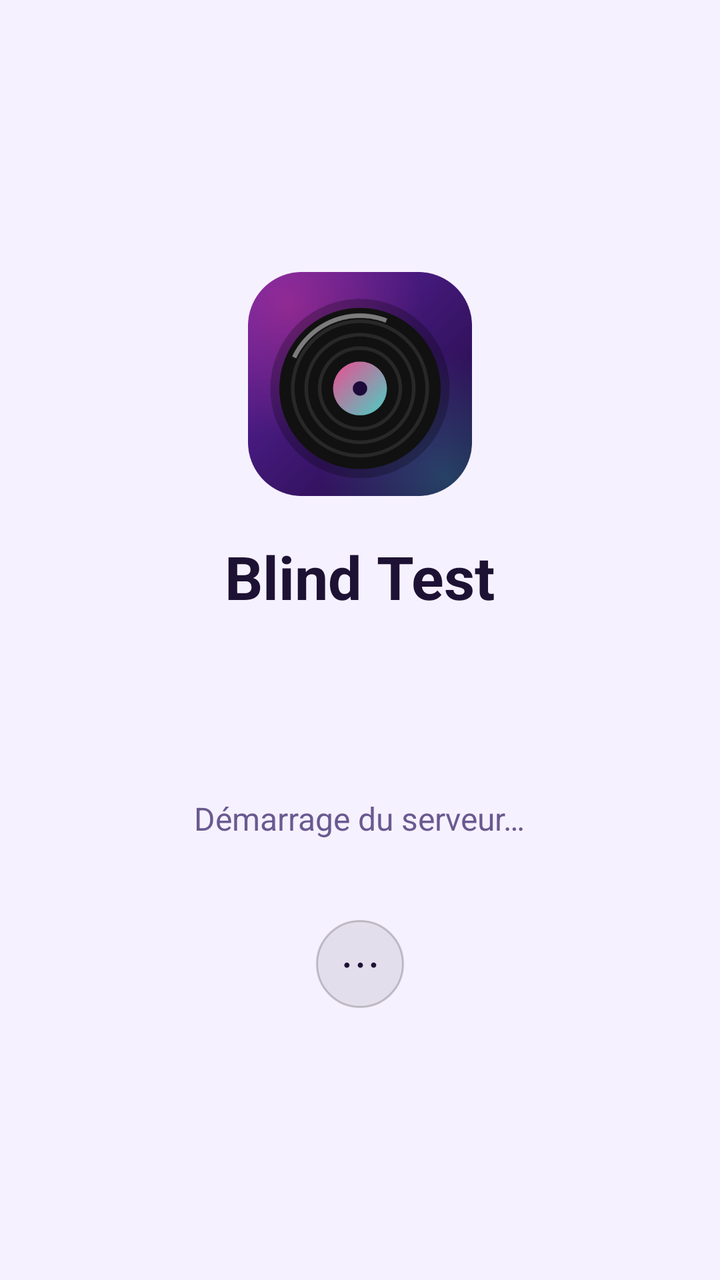
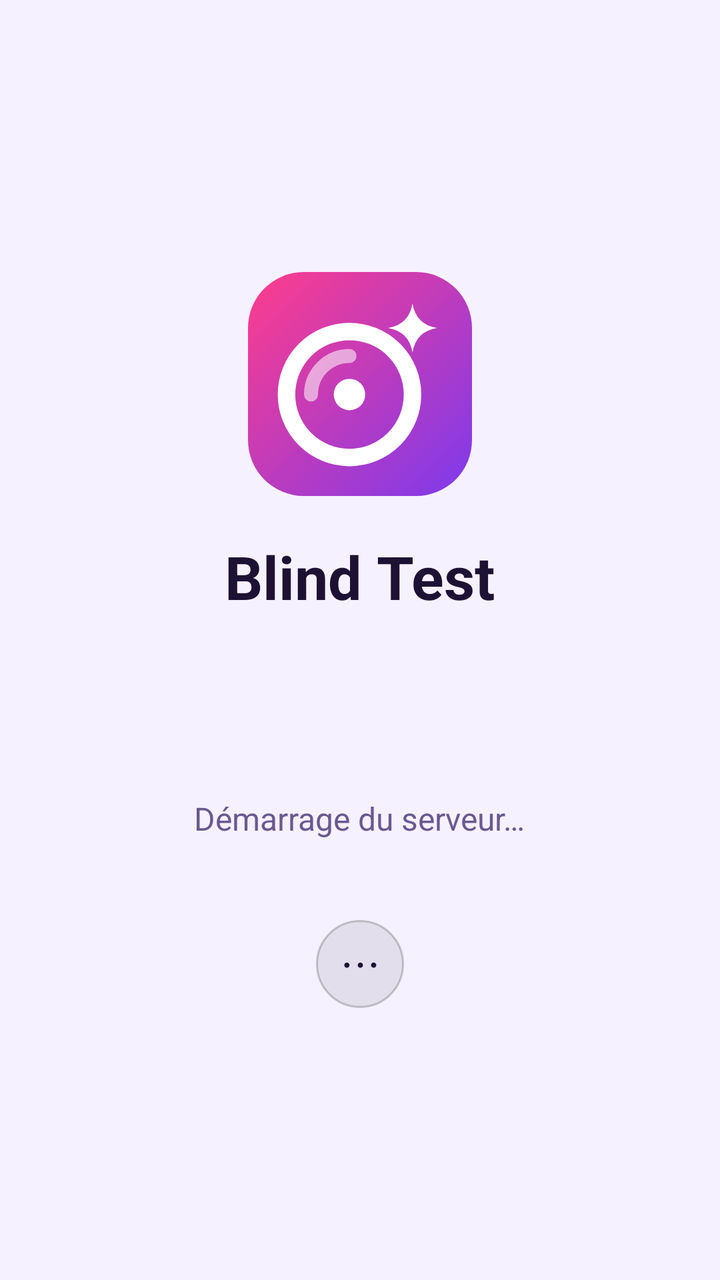

An Android layout rendered at two revisions. The XML below is the earlier revision; the diff shows what the commit changed to produce the second picture.
<!-- AndroidManifest.xml: application theme Theme.BlindTest -->
<!-- res/layout/activity_main.xml -->
<?xml version="1.0" encoding="utf-8"?>
<FrameLayout xmlns:android="http://schemas.android.com/apk/res/android"
    android:layout_width="match_parent"
    android:layout_height="match_parent"
    android:background="@color/bg">

    <WebView
        android:id="@+id/web"
        android:layout_width="match_parent"
        android:layout_height="match_parent"
        android:background="@color/bg" />

    <LinearLayout
        android:id="@+id/loading"
        android:layout_width="match_parent"
        android:layout_height="match_parent"
        android:background="@color/bg"
        android:gravity="center"
        android:orientation="vertical"
        android:padding="32dp">

        <ImageView
            android:layout_width="112dp"
            android:layout_height="112dp"
            android:contentDescription="@null"
            android:src="@mipmap/ic_launcher" />

        <TextView
            android:layout_width="wrap_content"
            android:layout_height="wrap_content"
            android:layout_marginTop="20dp"
            android:text="@string/app_name"
            android:textColor="@color/text"
            android:textSize="30sp"
            android:textStyle="bold" />

        <ProgressBar
            android:layout_width="wrap_content"
            android:layout_height="wrap_content"
            android:layout_marginTop="28dp"
            android:indeterminateTint="@color/accent2" />

        <TextView
            android:id="@+id/loading_text"
            android:layout_width="wrap_content"
            android:layout_height="wrap_content"
            android:layout_marginTop="14dp"
            android:gravity="center"
            android:text="@string/status_starting"
            android:textColor="@color/muted"
            android:textSize="16sp" />

        <TextView
            android:id="@+id/menu"
            android:layout_width="44dp"
            android:layout_height="44dp"
            android:layout_marginTop="40dp"
            android:background="@drawable/bg_round"
            android:contentDescription="@string/menu"
            android:gravity="center"
            android:text="⋯"
            android:textColor="@color/text"
            android:textSize="22sp" />
    </LinearLayout>
</FrameLayout>
<!-- resources referenced by this layout -->
<resources>
  <color name="accent2">#0D9488</color>
  <color name="bg">#F6F1FF</color>
  <color name="muted">#6A5990</color>
  <color name="text">#1D1233</color>
  <!-- drawable bg_round (drawable) -->
  <?xml version="1.0" encoding="utf-8"?>
  <shape xmlns:android="http://schemas.android.com/apk/res/android" android:shape="oval">
      <solid android:color="@color/round_bg" />
      <stroke android:width="1dp" android:color="@color/round_stroke" />
  </shape>
  <!-- mipmap ic_launcher: png bitmap (mipmap-xxxhdpi, 65652 bytes) -->
  <string name="app_name">Blind Test</string>
  <string name="menu">Menu</string>
  <string name="status_starting">Démarrage du serveur…</string>
  <color name="round_bg">#14000000</color>
  <color name="round_stroke">#33000000</color>
  <color name="accent">#E8237C</color>
  <!-- drawable bg_dialog (drawable) -->
  <?xml version="1.0" encoding="utf-8"?>
  <inset xmlns:android="http://schemas.android.com/apk/res/android"
      android:insetLeft="16dp"
      android:insetRight="16dp"
      android:insetTop="16dp"
      android:insetBottom="16dp">
      <shape android:shape="rectangle">
          <solid android:color="@color/sheet" />
          <stroke android:width="1dp" android:color="@color/card" />
          <corners android:radius="22dp" />
      </shape>
  </inset>
  <style name="BlindTest.DialogTitle" parent="TextAppearance.AppCompat.Title">
          <item name="android:textColor">@color/text</item>
          <item name="android:textSize">20sp</item>
          <item name="android:textStyle">bold</item>
      </style>
  <style name="BlindTest.DialogButton.Positive">
          <item name="android:textColor">@color/accent2</item>
          <item name="android:textStyle">bold</item>
      </style>
  <style name="BlindTest.DialogButton" parent="Widget.AppCompat.Button.ButtonBar.AlertDialog">
          <item name="android:textColor">@color/muted</item>
          <item name="android:textAllCaps">false</item>
          <item name="android:textSize">16sp</item>
      </style>
  <color name="sheet">#FFFFFF</color>
  <color name="card">#E9E0FA</color>
  <!-- unchanged entries left out for length: 2 -->
</resources>

<!-- the commit's change to res/layout/activity_main.xml (unified diff, before → after) -->
@@ -23,7 +23,7 @@
             android:layout_width="112dp"
             android:layout_height="112dp"
             android:contentDescription="@null"
-            android:src="@mipmap/ic_launcher" />
+            android:src="@drawable/ic_logo" />
 
         <TextView
             android:layout_width="wrap_content"
<!-- resource entries referenced after the edit -->
@@ -10,7 +10,42 @@
       <solid android:color="@color/round_bg" />
       <stroke android:width="1dp" android:color="@color/round_stroke" />
   </shape>
-  <!-- mipmap ic_launcher: png bitmap (mipmap-xxxhdpi, 65652 bytes) -->
+  <!-- drawable ic_logo (drawable) -->
+  <?xml version="1.0" encoding="utf-8"?>
+  <vector xmlns:android="http://schemas.android.com/apk/res/android"
+      xmlns:aapt="http://schemas.android.com/aapt"
+      android:width="64dp"
+      android:height="64dp"
+      android:viewportWidth="64"
+      android:viewportHeight="64">
+      <path android:pathData="M16,0h32a16,16 0,0 1,16 16v32a16,16 0,0 1,-16 16h-32a16,16 0,0 1,-16 -16v-32a16,16 0,0 1,16 -16z">
+          <aapt:attr name="android:fillColor">
+              <gradient android:type="linear" android:startX="0" android:startY="0" android:endX="64" android:endY="64">
+                  <item android:offset="0" android:color="#FFFF3D8B" />
+                  <item android:offset="1" android:color="#FF7C3AED" />
+              </gradient>
+          </aapt:attr>
+      </path>
+      <path
+          android:pathData="M29 17a18 18 0 1 1 0 36a18 18 0 1 1 0-36z"
+          android:strokeColor="#FFFFFFFF"
+          android:strokeWidth="5"
+          android:strokeLineCap="round"
+          android:strokeLineJoin="round" />
+      <path
+          android:pathData="M18 35a11 11 0 0 1 11-11"
+          android:strokeColor="#FFFFFFFF"
+          android:strokeWidth="4"
+          android:strokeAlpha="0.55"
+          android:strokeLineCap="round"
+          android:strokeLineJoin="round" />
+      <path
+          android:pathData="M29 30.5a4.5 4.5 0 1 1 0 9a4.5 4.5 0 1 1 0-9z"
+          android:fillColor="#FFFFFFFF" />
+      <path
+          android:pathData="M47 9Q48 15 54 16Q48 17 47 23Q46 17 40 16Q46 15 47 9z"
+          android:fillColor="#FFFFFFFF" />
+  </vector>
   <string name="app_name">Blind Test</string>
   <string name="menu">Menu</string>
   <string name="status_starting">Démarrage du serveur…</string>
